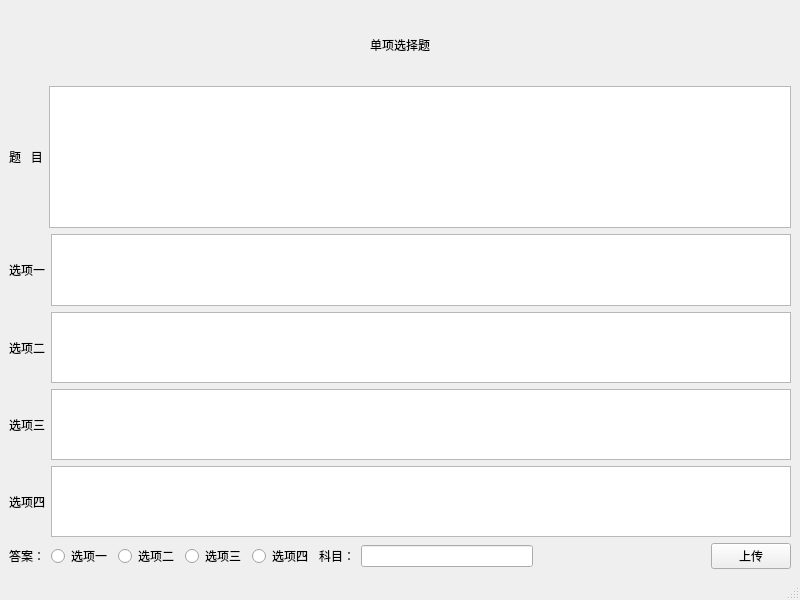
First picture: the form in singleselectwindow.ui, repository dingmark1/TestSystem, before the edit.
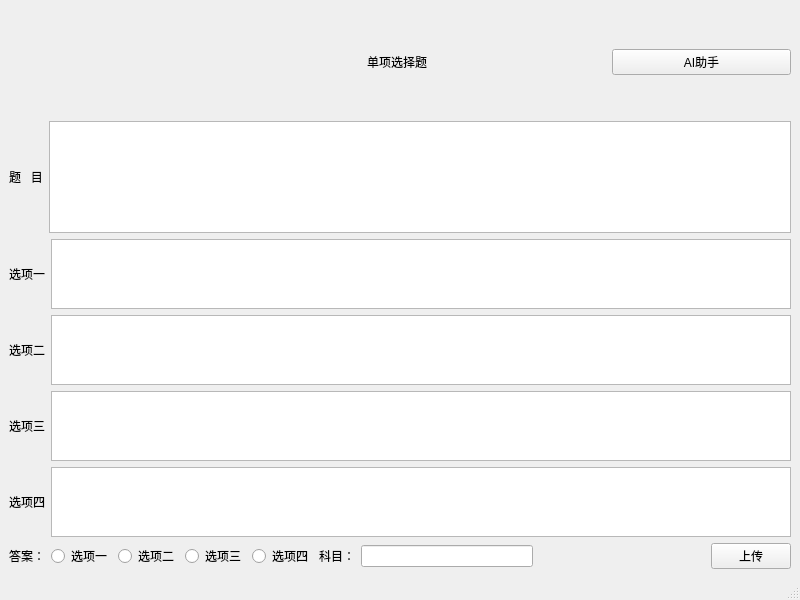
Second picture: the form after the edit.

```diff
--- a/singleselectwindow.ui
+++ b/singleselectwindow.ui
@@ -15,17 +15,86 @@
   </property>
   <widget class="QWidget" name="centralwidget">
    <layout class="QGridLayout" name="gridLayout">
-    <item row="2" column="3">
-     <layout class="QVBoxLayout" name="verticalLayout" stretch="1,2,1,1,1,1,1">
+    <item row="0" column="0">
+     <layout class="QVBoxLayout" name="verticalLayout" stretch="0,1,0,2,1,1,1,1,1">
       <item>
-       <widget class="QLabel" name="label_7">
-        <property name="text">
-         <string>单项选择题</string>
+       <spacer name="verticalSpacer_2">
+        <property name="orientation">
+         <enum>Qt::Orientation::Vertical</enum>
         </property>
-        <property name="alignment">
-         <set>Qt::AlignmentFlag::AlignCenter</set>
+        <property name="sizeHint" stdset="0">
+         <size>
+          <width>20</width>
+          <height>40</height>
+         </size>
         </property>
-       </widget>
+       </spacer>
+      </item>
+      <item>
+       <layout class="QHBoxLayout" name="horizontalLayout_8" stretch="2,0,1,1">
+        <item>
+         <spacer name="horizontalSpacer_2">
+          <property name="orientation">
+           <enum>Qt::Orientation::Horizontal</enum>
+          </property>
+          <property name="sizeHint" stdset="0">
+           <size>
+            <width>37</width>
+            <height>18</height>
+           </size>
+          </property>
+         </spacer>
+        </item>
+        <item>
+         <widget class="QLabel" name="label_7">
+          <property name="text">
+           <string>单项选择题</string>
+          </property>
+          <property name="alignment">
+           <set>Qt::AlignmentFlag::AlignCenter</set>
+          </property>
+         </widget>
+        </item>
+        <item>
+         <spacer name="horizontalSpacer_3">
+          <property name="orientation">
+           <enum>Qt::Orientation::Horizontal</enum>
+          </property>
+          <property name="sizeHint" stdset="0">
+           <size>
+            <width>40</width>
+            <height>20</height>
+           </size>
+          </property>
+         </spacer>
+        </item>
+        <item>
+         <widget class="QPushButton" name="pushButton">
+          <property name="sizePolicy">
+           <sizepolicy hsizetype="Minimum" vsizetype="Fixed">
+            <horstretch>0</horstretch>
+            <verstretch>0</verstretch>
+           </sizepolicy>
+          </property>
+          <property name="text">
+           <string>AI助手</string>
+          </property>
+         </widget>
+        </item>
+       </layout>
+      </item>
+      <item>
+       <spacer name="verticalSpacer">
+        <property name="orientation">
+         <enum>Qt::Orientation::Vertical</enum>
+        </property>
+        <property name="sizeHint" stdset="0">
+         <size>
+          <width>20</width>
+          <height>40</height>
+         </size>
+        </property>
+       </spacer>
       </item>
       <item>
        <layout class="QHBoxLayout" name="horizontalLayout_7">
```
